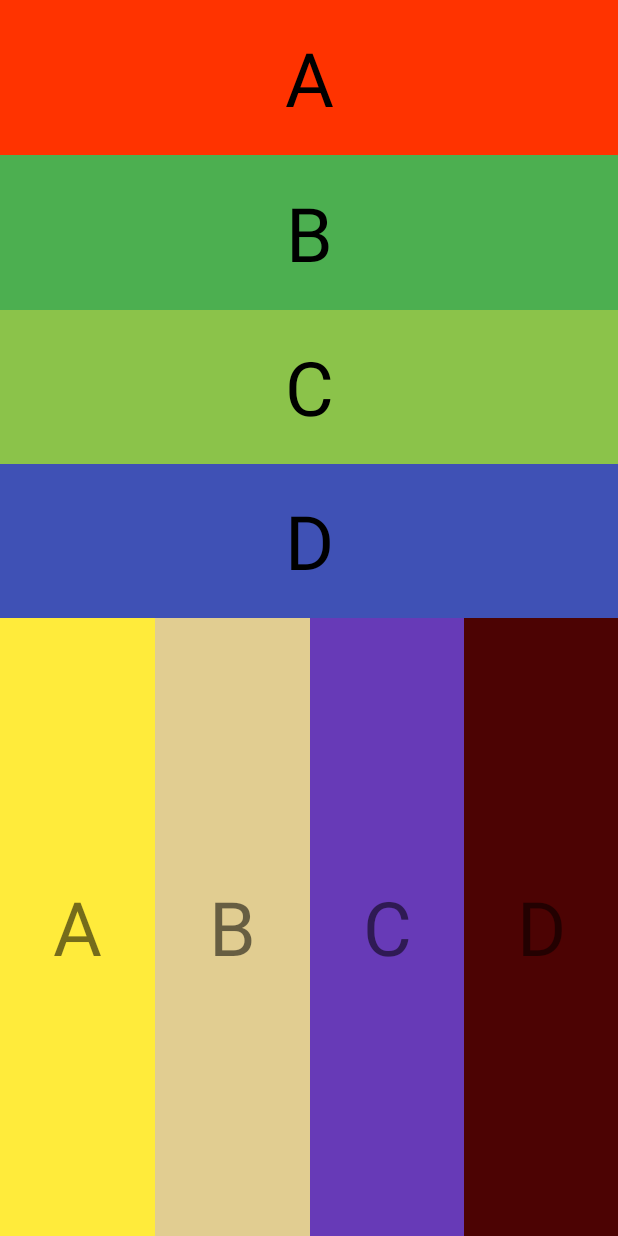
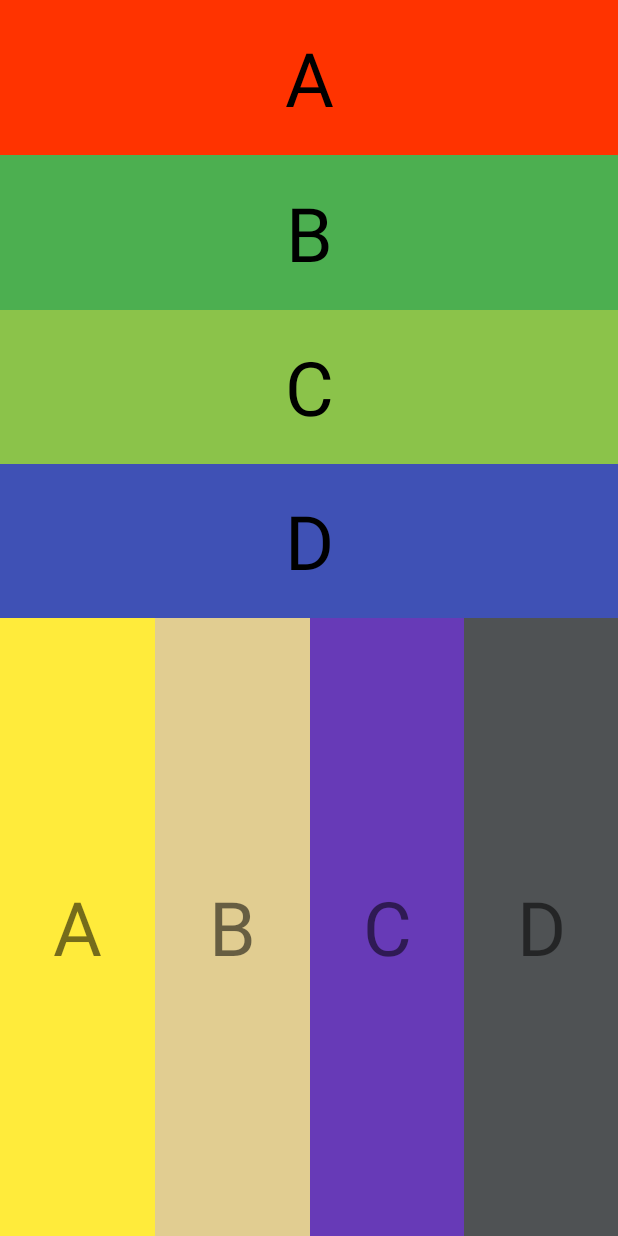
Before and after one commit to Nhabitonho/BT_LinerLayout23032021, an Android app: the layout activity_main.xml on its own in the app's theme, with its tools: preview values and no code run, on a phone screen of 412 x 824 dp. Run offline under Robolectric (Android 15) with nearby library versions, the phone set to English and light mode, and no system bars.

Commit message:
first commit

```diff
--- a/app/src/main/res/layout/activity_main.xml
+++ b/app/src/main/res/layout/activity_main.xml
@@ -119,7 +119,7 @@
             android:layout_weight="1"
             android:layout_width="match_parent"
             android:layout_height="match_parent"
-            android:background="#4C0303">
+            android:background="#4F5254">
             <TextView
                 android:layout_width="match_parent"
                 android:layout_height="match_parent"
```
